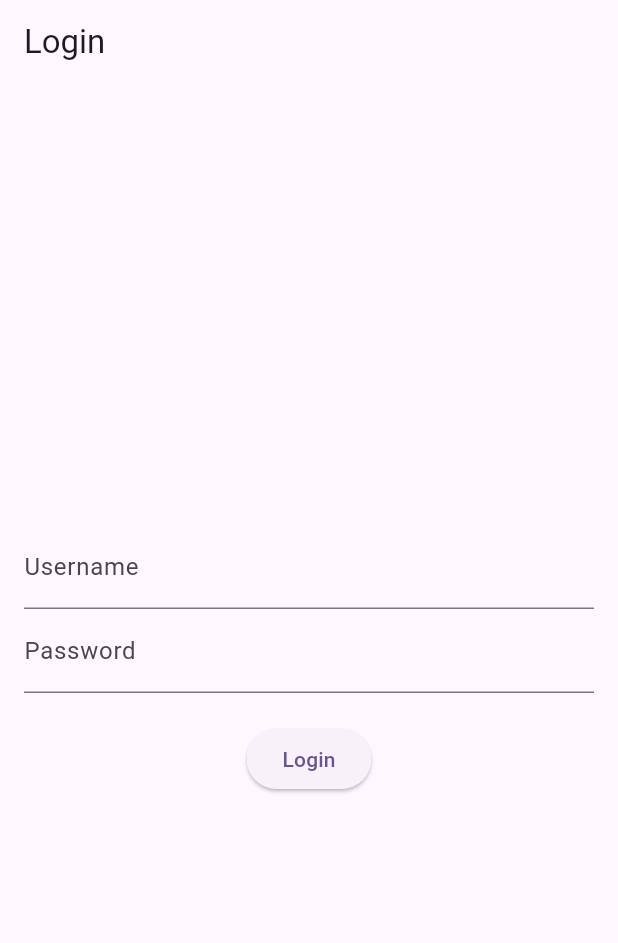
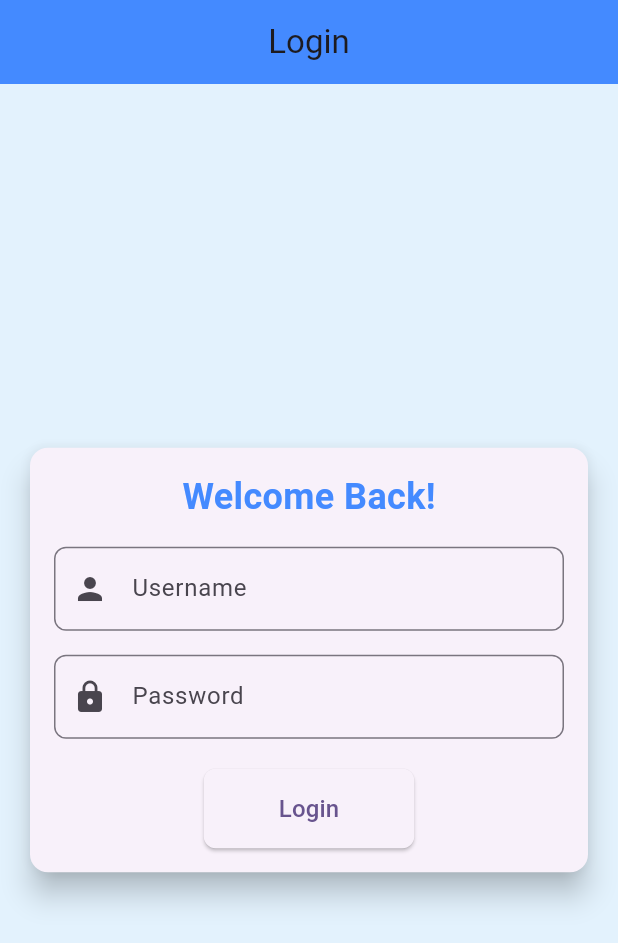
Before and after one commit to ilhamhambali/uts_listview, a Flutter app: the screen it shows after launch, on a phone screen of 412 x 824 dp. Shown: the top 943 px of the screen. Run offline on Flutter 3.47's test engine with Material 3 defaults, Android fonts, the phone set to English and light mode, and no system bars.

Commit message:
commit modifikasi tampilan login_page

```diff
--- a/lib/pages/dashboard_page.dart
+++ b/lib/pages/dashboard_page.dart
@@ -18,10 +18,7 @@ class DashboardPage extends StatelessWidget {
         itemBuilder: (context, index) {
           return ListTile(
             leading: Icon(Icons.dashboard),
-            title: Text(items[index]),
-            onTap: () {
-              // Add functionality here for item tap if needed
-            },
+            title: Text(items[index])
           );
         },
       ),
--- a/lib/pages/login_page.dart
+++ b/lib/pages/login_page.dart
@@ -11,7 +11,7 @@ class _LoginPageState extends State<LoginPage> {
   final _passwordController = TextEditingController();
 
   void _login() {
-    if (_usernameController.text == 'admin' && _passwordController.text == '1234') {
+    if (_usernameController.text == 'ilhamhambali' && _passwordController.text == '1234') {
       Navigator.push(
         context,
         MaterialPageRoute(builder: (context) => DashboardPage()),
@@ -26,27 +26,79 @@ class _LoginPageState extends State<LoginPage> {
   @override
   Widget build(BuildContext context) {
     return Scaffold(
-      appBar: AppBar(title: Text('Login')),
-      body: Padding(
+      backgroundColor: Colors.blue.shade50, // Warna latar belakang
+      appBar: AppBar(
+        title: Text('Login'),
+        centerTitle: true,
+        backgroundColor: Colors.blueAccent,
+      ),
+      body: Center(
+        child: SingleChildScrollView(
+          child: Padding(
+            padding: const EdgeInsets.all(16.0),
+            child: Card(
+              elevation: 8, // Efek bayangan
+              shape: RoundedRectangleBorder(
+                borderRadius: BorderRadius.circular(12),
+              ),
+              child: Padding(
                 padding: const EdgeInsets.all(16.0),
                 child: Column(
-          mainAxisAlignment: MainAxisAlignment.center,
+                  mainAxisSize: MainAxisSize.min,
                   children: [
+                    Text(
+                      'Welcome Back!',
+                      style: TextStyle(
+                        fontSize: 24,
+                        fontWeight: FontWeight.bold,
+                        color: Colors.blueAccent,
+                      ),
+                    ),
+                    SizedBox(height: 16),
                     TextField(
                       controller: _usernameController,
-              decoration: InputDecoration(labelText: 'Username'),
+                      decoration: InputDecoration(
+                        labelText: 'Username',
+                        prefixIcon: Icon(Icons.person),
+                        border: OutlineInputBorder(
+                          borderRadius: BorderRadius.circular(8),
                         ),
+                      ),
+                    ),
+                    SizedBox(height: 16),
                     TextField(
                       controller: _passwordController,
-              decoration: InputDecoration(labelText: 'Password'),
+                      decoration: InputDecoration(
+                        labelText: 'Password',
+                        prefixIcon: Icon(Icons.lock),
+                        border: OutlineInputBorder(
+                          borderRadius: BorderRadius.circular(8),
+                        ),
+                      ),
                       obscureText: true,
                     ),
                     SizedBox(height: 20),
                     ElevatedButton(
                       onPressed: _login,
-              child: Text('Login'),
+                      style: ElevatedButton.styleFrom(
+                        padding: EdgeInsets.symmetric(
+                          horizontal: 50,
+                          vertical: 15,
+                        ),
+                        shape: RoundedRectangleBorder(
+                          borderRadius: BorderRadius.circular(8),
+                        ),
+                      ),
+                      child: Text(
+                        'Login',
+                        style: TextStyle(fontSize: 16),
+                      ),
                     ),
                   ],
+                ),
+              ),
+            ),
+          ),
         ),
       ),
     );
```
Lines whose indentation alone changed are shown as unchanged.
